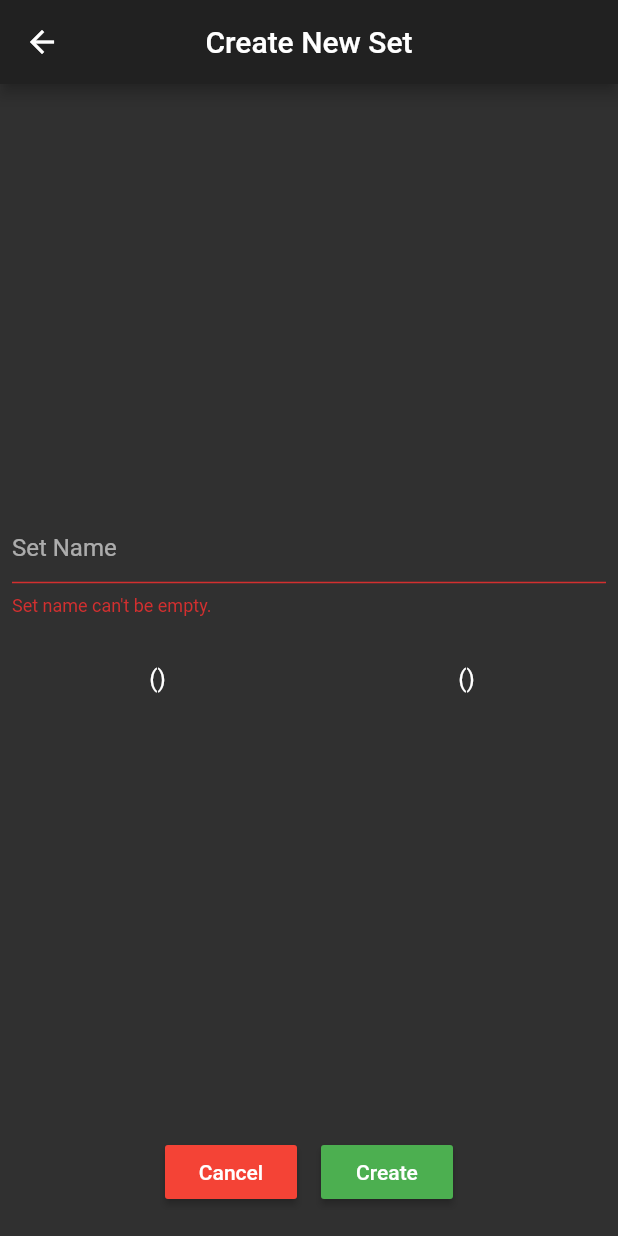
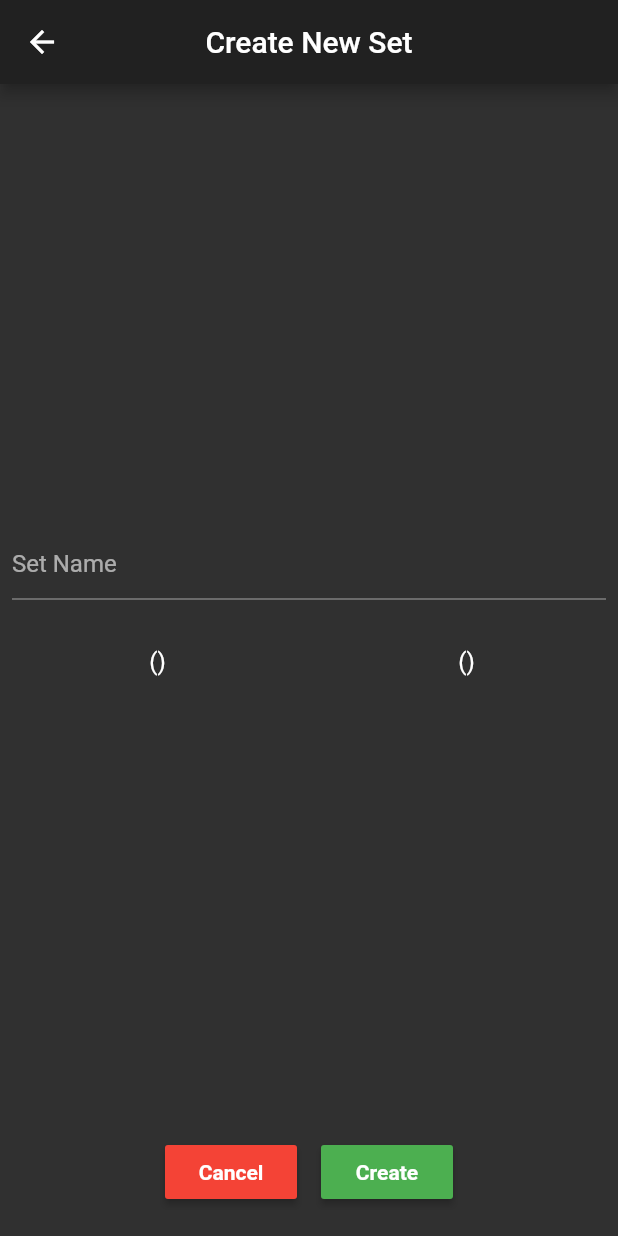
Before and after one commit to GenixPL/my-word, a Flutter app: the CreateSetPage screen opened directly, on a phone screen of 412 x 824 dp. Run offline on Flutter 3.47's test engine with Material 2 defaults, Android fonts, the phone set to English and light mode, and no system bars; our stand-ins replace cloud_firestore, firebase_auth; missing offline and left inert: language_pickers; accounts and stored records are empty.

Commit message:
add disabling drawer in some cases
add better validation for set names

```diff
--- a/lib/models/set_info.dart
+++ b/lib/models/set_info.dart
@@ -2,10 +2,10 @@
 
 class SetInfo {
 
-	//TODO: it may need positionToRender Key
+	//TODO: it may need positionToRender key
 
 	String name;
-	String lang1; //TODO: change it to Language class with list of available languages
+	String lang1;
 	String lang2;
 	String id;
 
--- a/lib/pages/sets/create_set_page.dart
+++ b/lib/pages/sets/create_set_page.dart
@@ -17,7 +17,7 @@ class _CreateSetPageState extends State<CreateSetPage> {
 	Language _lang1 = LanguagePickerUtils.getLanguageByIsoCode('en');
 	Language _lang2 = LanguagePickerUtils.getLanguageByIsoCode('de');
 
-	bool _isNameValid = false;
+	bool _isNameValid = true;
 
 
 	@override
@@ -108,6 +108,9 @@ class _CreateSetPageState extends State<CreateSetPage> {
 									child: RaisedButton(
 										child: Text(
 											'Cancel',
+											style: TextStyle(
+												fontWeight: FontWeight.w600
+											),
 										),
 										color: Colors.red,
 										onPressed: () {
@@ -120,17 +123,20 @@ class _CreateSetPageState extends State<CreateSetPage> {
 									padding: const EdgeInsets.all(8.0),
 									child: Builder(builder: (context) =>
 										RaisedButton(
-											child: Text('Create'), //TODO: make this ad cancel more visible
+											child: Text(
+												'Create',
+												style: TextStyle(
+													fontWeight: FontWeight.w600
+												),
+											),
 											color: Colors.green,
 											onPressed: () {
 												setState(() {
-													//TODO: remove beginning and ending white spaces
-													//TODO: check if it has at least one char
+													_setNameController.text = _setNameController.text.trim();
 													_setNameController.text.isEmpty ? _isNameValid = false : _isNameValid = true;
 												});
 
 												if (_isNameValid) {
-													print('${_setNameController.text} + ${_lang1.isoCode.toUpperCase()} + ${_lang2.isoCode}');
 													AuthService.instance.user.addSet(_setNameController.text, _lang1.isoCode.toUpperCase(), _lang2.isoCode.toUpperCase())
 														.then((v) {
 														Navigator.of(context).pop();
--- a/lib/route_generator.dart
+++ b/lib/route_generator.dart
@@ -10,12 +10,18 @@ import 'package:my_word/services/auth_service.dart';
 
 class RouteGenerator {
 
+	static String _lastRoute;
+
+	static get lastRoute => _lastRoute;
+
 	static Route<dynamic> generateRoute(RouteSettings settings) {
 		final args = settings.arguments;
 
 		if (!AuthService.instance.isSigned && !settings.name.contains('/auth')) {
 			return MaterialPageRoute(builder: (_) => AuthMenuPage());
 		}
+
+		_lastRoute = settings.name;
 
 		switch (settings.name) {
 			case '/':
```
Also changed, not shown: lib/main_drawer.dart (+23 -8 lines).
